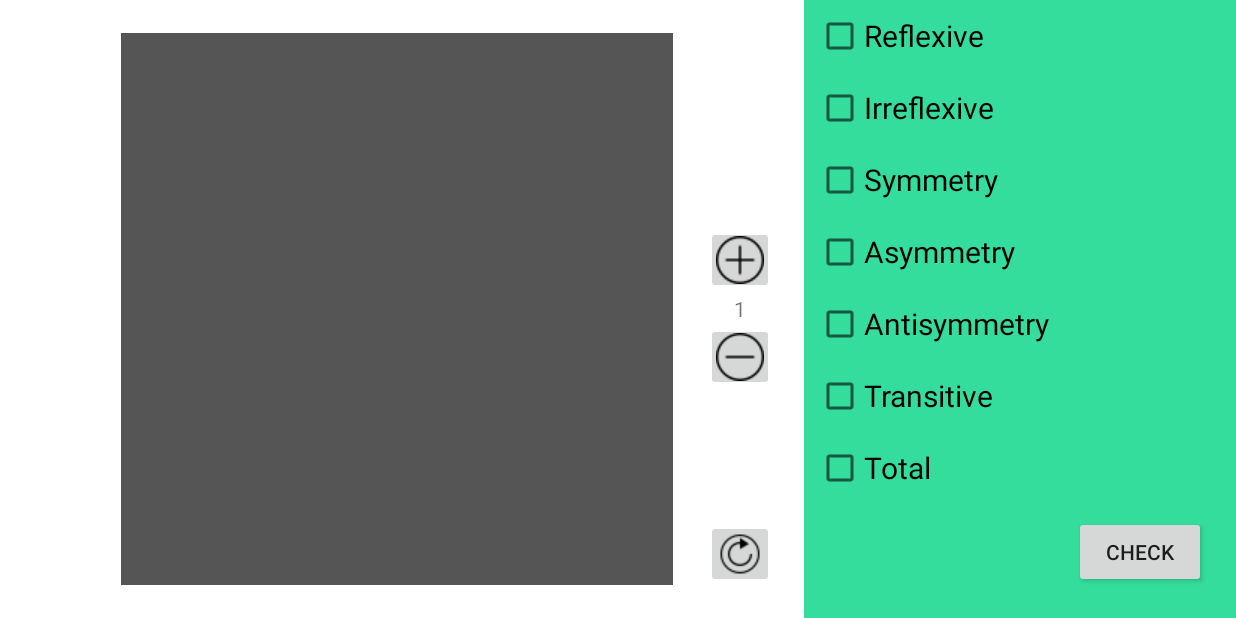
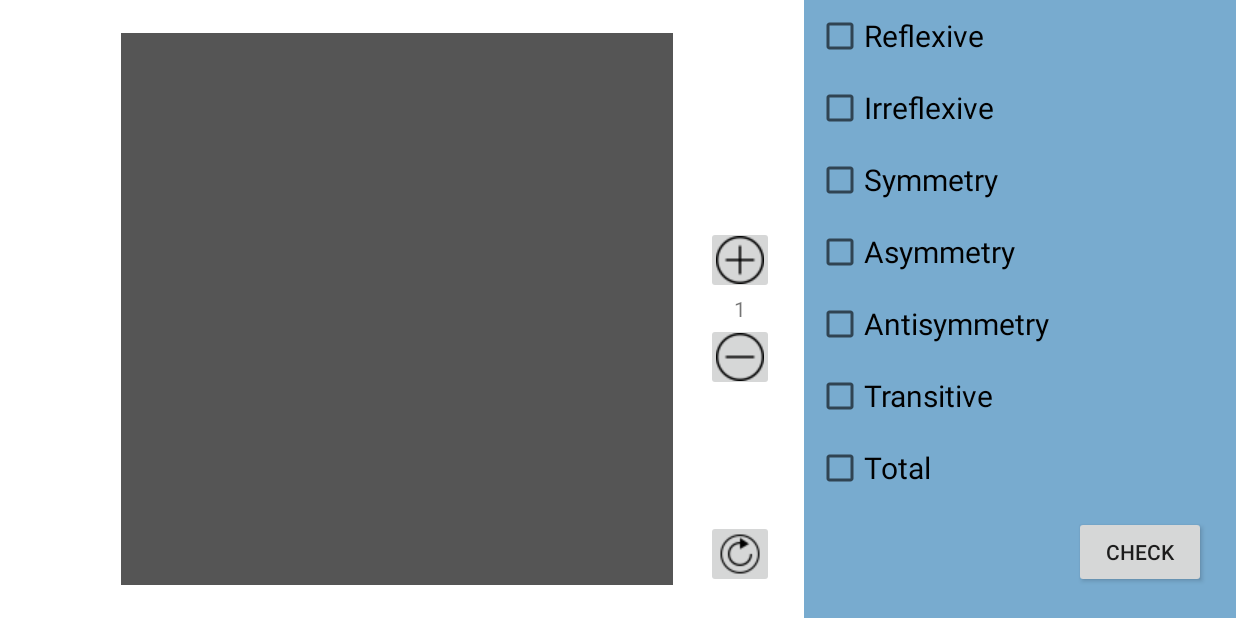
Before and after one commit to samson1513/SMPR_LAB_1, an Android app: the screen it shows after launch (MainActivity), after a tap on an icon or button, on a phone screen of 824 x 412 dp (held sideways). Run offline under Robolectric (Android 15) with nearby library versions, the phone set to English and light mode, and no system bars; 1 statement that could not run was skipped.

Commit message:
change background 2

```diff
--- a/app/src/main/res/layout/fragment_main.xml
+++ b/app/src/main/res/layout/fragment_main.xml
@@ -95,7 +95,7 @@
     <RelativeLayout
         android:layout_width="match_parent"
         android:layout_height="match_parent"
-        android:background="@color/bg_property2"
+        android:background="@color/bg_property"
         android:layout_weight="65">
 
 
```
